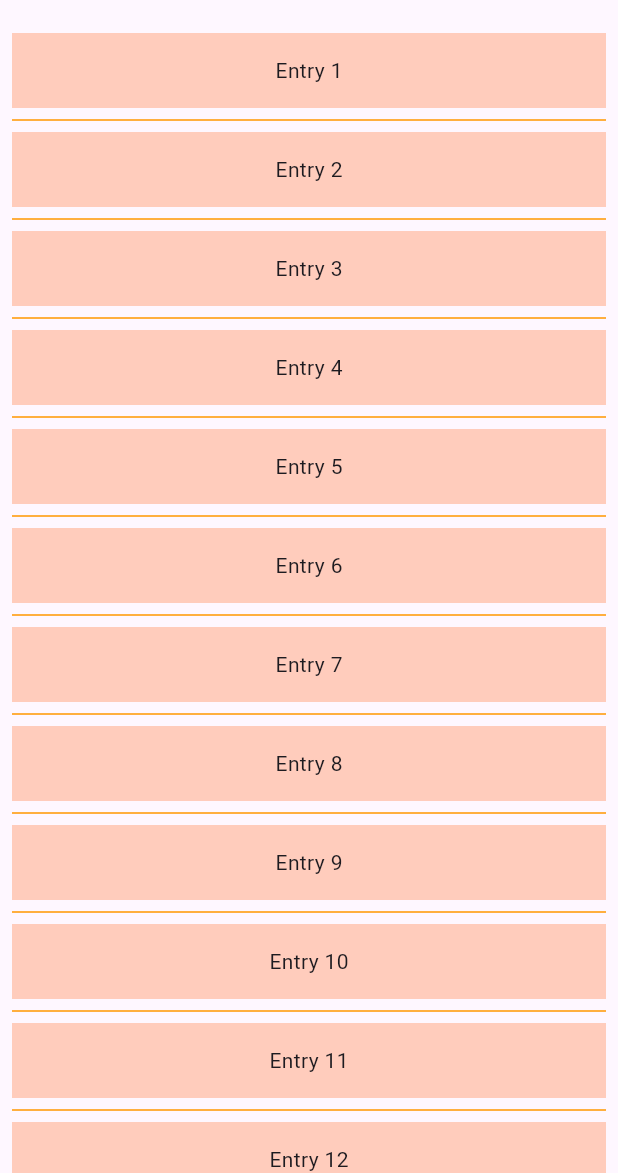
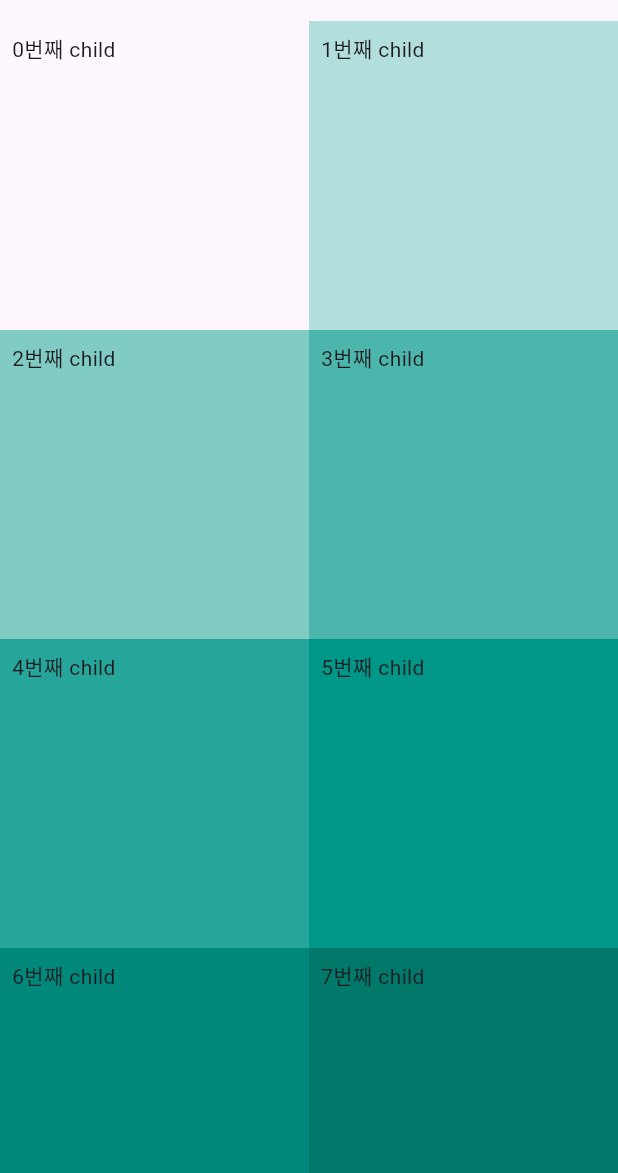
Before and after one commit to pangil5634/Flutter_Basic, a Flutter app: the screen it shows after launch, on a phone screen of 412 x 824 dp, the part 63-1236 px from its top. Run offline on Flutter 3.47's test engine with Material 3 defaults, Android fonts, the phone set to English and light mode, and no system bars.

Commit message:
study : GridView

```diff
--- a/lib/main.dart
+++ b/lib/main.dart
@@ -1,6 +1,6 @@
 import 'package:flutter/material.dart';
 import 'package:test_app/layout/drawer.dart';
-import 'package:test_app/past/list_view.dart';
+import 'package:test_app/past/grid_view.dart';
 
 void main() {
   runApp(const MyApp());
@@ -36,7 +36,7 @@ class _MyHomePageState extends State<MyHomePage> {
         leading: const Icon(Icons.arrow_back),
         title: const Text('App Bar'),
       ),
-      body: const HomeListView(),
+      body: const HomeGridView(),
       drawer: const LayoutDrawer(),
     );
   }
--- /dev/null
+++ b/lib/past/grid_view.dart
@@ -0,0 +1,23 @@
+import 'package:flutter/material.dart';
+
+class HomeGridView extends StatelessWidget {
+  const HomeGridView({super.key});
+
+  @override
+  Widget build(BuildContext contest) {
+    return GridView.count(
+      crossAxisCount: 2,
+      padding: EdgeInsets.zero,
+      mainAxisSpacing: 0,
+      crossAxisSpacing: 0,
+      children: [
+        for (int i = 0; i < 10; i++)
+          Container(
+            padding: const EdgeInsets.all(8),
+            color: Colors.teal[i * 100],
+            child: Text('$i번째 child'),
+          ),
+      ],
+    );
+  }
+}
```
